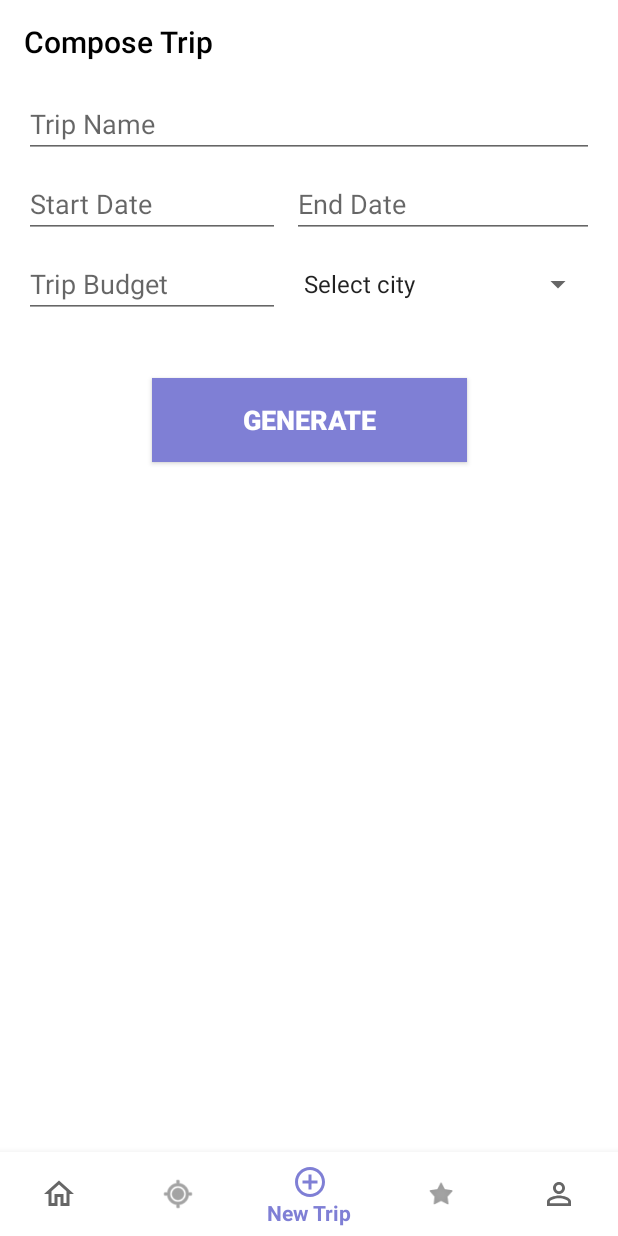
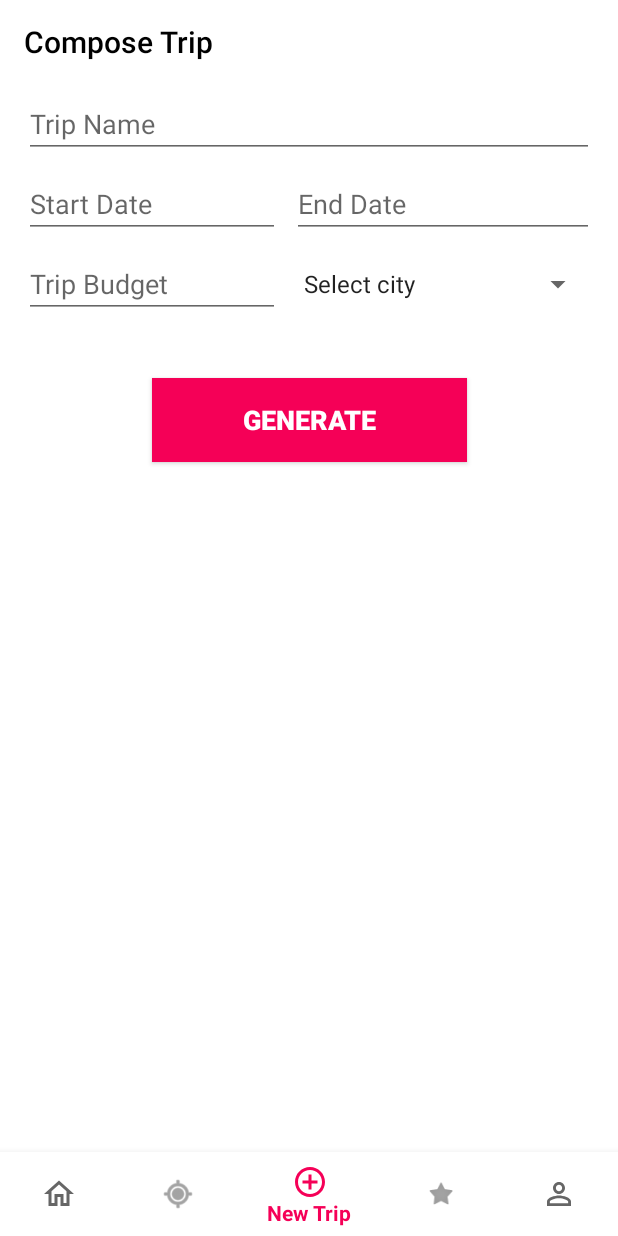
Before and after one commit to baes-of-fbu/Personalized-Itinerary-Generator-, an Android app: the fragment ProfileFragment placed in its activity, item 3 of the bottom bar chosen, on a phone screen of 412 x 824 dp. Run offline under Robolectric (Android 15) with nearby library versions, the phone set to English and light mode, and no system bars; libraries missing offline, so code that uses them is left out: com.parse, net.yslibrary.android; pictures from the network do not load; 10 statements that could not run were skipped.

Commit message:
Changed primary color

```diff
--- a/app/src/main/res/values/colors.xml
+++ b/app/src/main/res/values/colors.xml
@@ -5,7 +5,9 @@
     <color name="colorAccent">#FF0DBE</color>
     <color name="white">#FFFFFF</color>
     <color name="black">#000000</color>
-    <color name="LightSkyBlue">#7F7FD5</color>
+    <color name="red">#FF0033</color>
+    <color name="LightSkyBlue">#F50057</color>
     <color name="signUpTransparent">#CAF1F6F8</color>
     <color name="pink">#FE90a5</color>
+    <color name="complement">#00D2F5</color>
 </resources>
--- a/app/src/main/res/values/styles.xml
+++ b/app/src/main/res/values/styles.xml
@@ -12,7 +12,7 @@
     <style name="AppTheme.NoActionBar" parent="Theme.AppCompat.Light.NoActionBar">
         <item name="windowActionBar">false</item>
         <item name="windowNoTitle">true</item>
-        <item name="colorAccent">@color/com_facebook_blue</item>
+        <item name="colorAccent">@color/LightSkyBlue</item>
         <item name="colorPrimary">@color/LightSkyBlue</item>
 
     </style>
```
